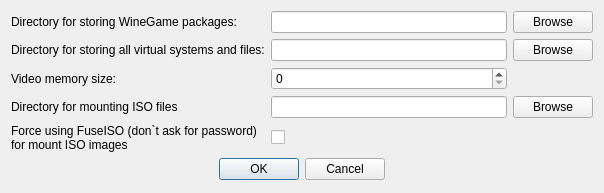
Above: settingsdialog.ui from pashazz/winegame before the change. Below: the same form after it.
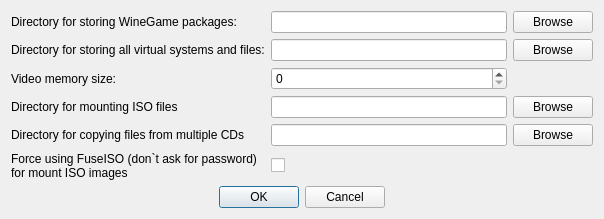
That is the form after the change.

Diff of the .ui file:
```diff
--- a/settingsdialog.ui
+++ b/settingsdialog.ui
@@ -7,7 +7,7 @@
     <x>0</x>
     <y>0</y>
     <width>604</width>
-    <height>193</height>
+    <height>205</height>
    </rect>
   </property>
   <property name="windowTitle">
@@ -65,7 +65,7 @@
      </property>
     </widget>
    </item>
-   <item row="7" column="0" colspan="3">
+   <item row="8" column="0" colspan="3">
     <widget class="QDialogButtonBox" name="buttonBox">
      <property name="orientation">
       <enum>Qt::Horizontal</enum>
@@ -88,7 +88,7 @@
      </property>
     </widget>
    </item>
-   <item row="5" column="0">
+   <item row="6" column="0">
     <widget class="QLabel" name="label_5">
      <property name="text">
       <string>Force using FuseISO (don`t ask for password)
@@ -96,13 +96,30 @@
      </property>
     </widget>
    </item>
-   <item row="5" column="1">
+   <item row="6" column="1">
     <widget class="QCheckBox" name="cbForceFuse">
      <property name="text">
       <string/>
      </property>
     </widget>
    </item>
+   <item row="5" column="0">
+    <widget class="QLabel" name="label_6">
+     <property name="text">
+      <string>Directory for copying files from multiple CDs</string>
+     </property>
+    </widget>
+   </item>
+   <item row="5" column="1">
+    <widget class="QLineEdit" name="txtDisc"/>
+   </item>
+   <item row="5" column="2">
+    <widget class="QPushButton" name="cmdBrowseDisc">
+     <property name="text">
+      <string>Browse</string>
+     </property>
+    </widget>
+   </item>
   </layout>
  </widget>
  <resources/>
```
